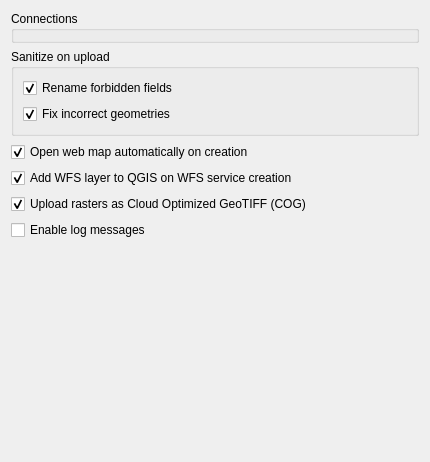
First picture: the form in src/settings_dialog_base.ui, repository nextgis/nextgis_connect, before the edit.
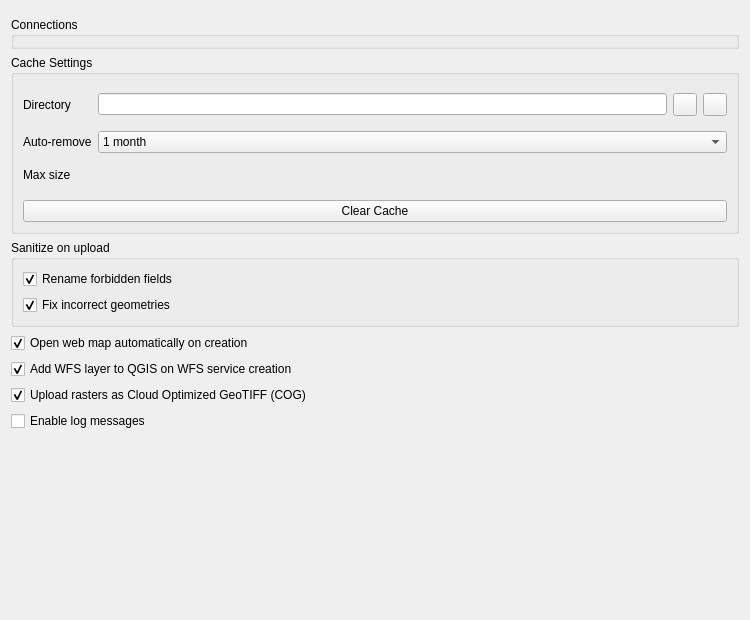
Second picture: the form after the edit. Custom widgets are drawn as their Qt base class.

Commit message: Add cache manager

The edit to the form file:
```diff
--- a/src/settings_dialog_base.ui
+++ b/src/settings_dialog_base.ui
@@ -6,8 +6,8 @@
    <rect>
     <x>0</x>
     <y>0</y>
-    <width>430</width>
-    <height>462</height>
+    <width>750</width>
+    <height>620</height>
    </rect>
   </property>
   <property name="sizePolicy">
@@ -32,6 +32,9 @@
    <string>Settings</string>
   </property>
   <layout class="QVBoxLayout" name="verticalLayout">
+   <item>
+    <widget class="QgsMessageBar" name="messageBar" native="true"/>
+   </item>
    <item>
     <widget class="QGroupBox" name="connectionsGroupBox">
      <property name="title">
@@ -50,6 +53,117 @@
      </layout>
     </widget>
    </item>
+   <item>
+    <widget class="QGroupBox" name="cacheGroupBox">
+     <property name="title">
+      <string>Cache Settings</string>
+     </property>
+     <layout class="QVBoxLayout" name="verticalLayout_3">
+      <item>
+       <layout class="QFormLayout" name="cacheLayout">
+        <item row="0" column="0">
+         <widget class="QLabel" name="directoryLabel">
+          <property name="text">
+           <string>Directory</string>
+          </property>
+         </widget>
+        </item>
+        <item row="0" column="1">
+         <layout class="QHBoxLayout" name="horizontalLayout_3">
+          <item>
+           <widget class="QLineEdit" name="cacheDirectoryLineEdit"/>
+          </item>
+          <item>
+           <widget class="QToolButton" name="cacheDirectoryButton">
+            <property name="toolTip">
+             <string>Select folder</string>
+            </property>
+            <property name="text">
+             <string/>
+            </property>
+           </widget>
+          </item>
+          <item>
+           <widget class="QToolButton" name="resetCacheDirectoryButton">
+            <property name="toolTip">
+             <string>Reset</string>
+            </property>
+            <property name="text">
+             <string/>
+            </property>
+           </widget>
+          </item>
+         </layout>
+        </item>
+        <item row="1" column="0">
+         <widget class="QLabel" name="autoRemoveLabel">
+          <property name="text">
+           <string>Auto-remove</string>
+          </property>
+         </widget>
+        </item>
+        <item row="1" column="1">
+         <widget class="QComboBox" name="autoRemoveCacheComboBox">
+          <property name="currentText">
+           <string>1 month</string>
+          </property>
+          <property name="currentIndex">
+           <number>2</number>
+          </property>
+          <item>
+           <property name="text">
+            <string>1 day</string>
+           </property>
+          </item>
+          <item>
+           <property name="text">
+            <string>1 week</string>
+           </property>
+          </item>
+          <item>
+           <property name="text">
+            <string>1 month</string>
+           </property>
+          </item>
+          <item>
+           <property name="text">
+            <string>Never</string>
+           </property>
+          </item>
+         </widget>
+        </item>
+        <item row="2" column="0">
+         <widget class="QLabel" name="maxSizeLabel">
+          <property name="sizePolicy">
+           <sizepolicy hsizetype="Preferred" vsizetype="Expanding">
+            <horstretch>0</horstretch>
+            <verstretch>0</verstretch>
+           </sizepolicy>
+          </property>
+          <property name="text">
+           <string>Max size</string>
+          </property>
+         </widget>
+        </item>
+        <item row="2" column="1">
+         <layout class="QVBoxLayout" name="maxSizeLayout">
+          <property name="spacing">
+           <number>0</number>
+          </property>
+         </layout>
+        </item>
+       </layout>
+      </item>
+      <item>
+       <widget class="QPushButton" name="clearCacheButton">
+        <property name="text">
+         <string>Clear Cache</string>
+        </property>
+       </widget>
+      </item>
+     </layout>
+    </widget>
+   </item>
    <item>
     <widget class="QGroupBox" name="uploadGroupBox">
      <property name="minimumSize">
@@ -62,16 +176,6 @@
       <string>Sanitize on upload</string>
      </property>
      <layout class="QGridLayout" name="gridLayout_2">
-      <item row="1" column="0">
-       <widget class="QCheckBox" name="fixGeometryCheckBox">
-        <property name="text">
-         <string>Fix incorrect geometries</string>
-        </property>
-        <property name="checked">
-         <bool>true</bool>
-        </property>
-       </widget>
-      </item>
       <item row="0" column="0">
        <widget class="QCheckBox" name="renameFieldsCheckBox">
         <property name="text">
@@ -82,6 +186,16 @@
         </property>
        </widget>
       </item>
+      <item row="1" column="0">
+       <widget class="QCheckBox" name="fixGeometryCheckBox">
+        <property name="text">
+         <string>Fix incorrect geometries</string>
+        </property>
+        <property name="checked">
+         <bool>true</bool>
+        </property>
+       </widget>
+      </item>
      </layout>
     </widget>
    </item>
@@ -140,6 +254,14 @@
    </item>
   </layout>
  </widget>
+ <customwidgets>
+  <customwidget>
+   <class>QgsMessageBar</class>
+   <extends>QWidget</extends>
+   <header>qgis.gui</header>
+   <container>1</container>
+  </customwidget>
+ </customwidgets>
  <resources/>
  <connections/>
 </ui>
```
The commit also changes 3 other files.
